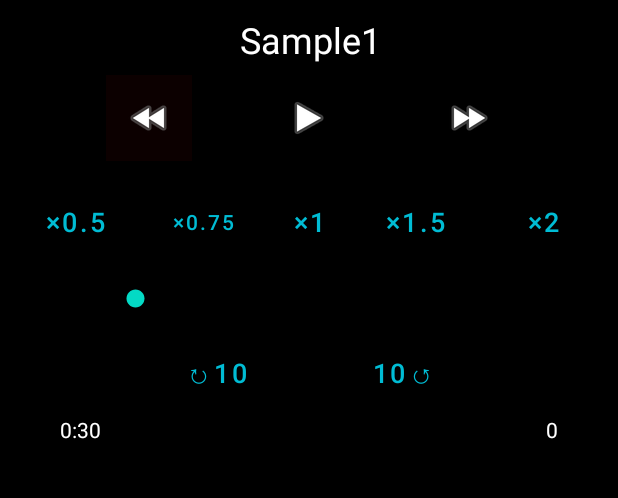
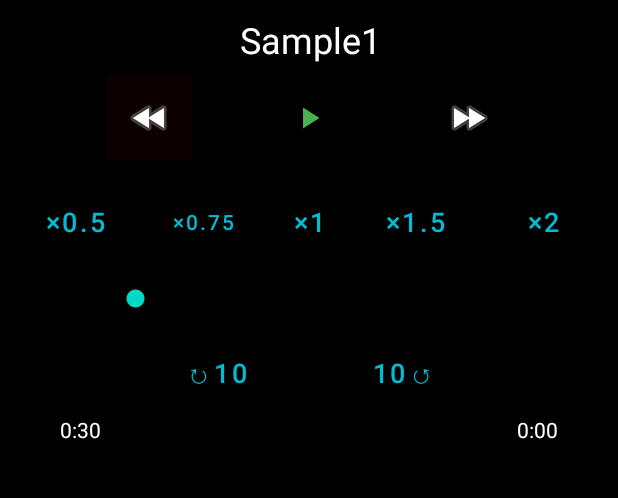
Before and after one commit to TatsuyaHasunuma0123/MusicPlayer, an Android app: the screen it shows after launch (MainActivity), on a phone screen of 412 x 824 dp, the part 606-1104 px from its top. Run offline under Robolectric (Android 15) with nearby library versions, the phone set to English and light mode, and no system bars.

Commit message:
曲の再生位置を表示、不具合を修正、コメントを追加

```diff
--- a/app/src/main/java/com/example/y3033906/musicplayer_y3033906/MainActivity.java
+++ b/app/src/main/java/com/example/y3033906/musicplayer_y3033906/MainActivity.java
@@ -18,28 +18,38 @@ import java.util.TimerTask;
 public class MainActivity extends AppCompatActivity implements View.OnClickListener {
     /*--------------------------MediaPlayer関連のフィールド-----------------------------------------*/
     //再生する音楽のデータを入れるMusicPlayer
-    private MediaPlayer player = null;
-    //再生ボタンのフィールドを用意（ボタンの画像変更のため）
-    private ImageButton music_playback;
-    //再生する音楽の時間を管理するduration
+    private MediaPlayer player;
+
+    //再生する音楽の時間を管理する
     private Integer duration;
     //音楽の再生番号を管理
     private Integer musicNumber;
+    //音楽の現在の再生位置を管理
     private Integer now;
     /*--------------------------------------------------------------------------------------------*/
 
+
+    /*---------------------------------Layout関連--------------------------------------------------*/
     //曲のタイトル、時間、アイコン画像を表示する変数
-    private TextView title,musicLength,progress;
+    private TextView title,musicLength,nowProgress;
     private ImageView imageView;
+    //再生ボタン（ボタンの画像変更のため）
+    private ImageButton music_playback;
+    /*--------------------------------------------------------------------------------------------*/
+
 
     //定期的にタスクを実行させるための変数time
     private Timer time = new Timer();
 
-    //楽曲の番号、タイトル、アイコン画像を管理するMusicクラス
+
+    /*-----------------楽曲の番号、タイトル、アイコン画像を管理するMusicクラス--------------------------*/
     private Music musics[] = new Music[3];
     class Music{
+        //音楽の番号
         Integer id;
+        //音楽のタイトル
         String title;
+        //音楽のアイコン画像
         Integer image;
         Music(Integer id, String title, Integer image){
             this.id = id;
@@ -47,12 +57,15 @@ public class MainActivity extends AppCompatActivity implements View.OnClickListe
             this.image = image;
         }
     }
+    /*---------------------------------------------------------------------------------------------*/
+
 
     @Override
     public void onCreate(Bundle savedInstanceState) {
         super.onCreate(savedInstanceState);
         setContentView(R.layout.activity_main);
 
+        //音楽の番号、タイトル、画像を設定
         musics[0] = new Music(R.raw.sample1,"Sample1",R.drawable.ic_launcher_round);
         musics[1] = new Music(R.raw.sample2,"Sample2", R.drawable.sample2);
         musics[2] = new Music(R.raw.sample3,"Sample3",R.drawable.sample3);
@@ -61,13 +74,12 @@ public class MainActivity extends AppCompatActivity implements View.OnClickListe
         //musicNumberを初期化
         musicNumber = 0;
 
-        //textView取得
+        //textViewの設定
         title = findViewById(R.id.textView_title);
         musicLength = findViewById(R.id.textView_time);
-        progress = findViewById(R.id.textView_progress);
-        progress.setText("0");
+        nowProgress = findViewById(R.id.textView_progress);
 
-        //imageViewを取得
+        //imageViewの設定
         imageView = findViewById(R.id.imageView);
 
         /*-----------------------------------イメージボタンの設定-----------------------------------*/
@@ -111,10 +123,14 @@ public class MainActivity extends AppCompatActivity implements View.OnClickListe
     protected  void onResume(){
         super.onResume();
         setMusic();
+        changeImageButton();
+
+        nowProgress.setText("0:00");
 
         //ファイルの長さを取得し、その値をseekBarの最大値とする
         duration = player.getDuration();
         SeekBar seekBar = findViewById(R.id.seekBar);
+        seekBar.setProgress(0);
         seekBar.setMax(duration);
 
         //1秒毎にタスクを実行するtime.schedule
@@ -125,9 +141,23 @@ public class MainActivity extends AppCompatActivity implements View.OnClickListe
                 if(player.isPlaying()) {
                     now = player.getCurrentPosition();
                     seekBar.setProgress(now);
+
+                    //曲が最後まで再生された場合、次の曲へ
+                    if(presentTimeFormat(now).equals(presentTimeFormat(duration))) {
+                        //musicNumberを次の曲に設定
+                        musicNumber = (musicNumber + 1) % musics.length;
+                        //UI変更のため、メインスレッドでの動作を行う。
+                        runOnUiThread(new Runnable() {
+                            @Override
+                            public void run() {
+                                onResume();
+                                player.start();
+                            }
+                        });
+                    }
                 }
             }
-        },10,5000);
+        },10,1000);
 
         seekBar.setOnSeekBarChangeListener(
                 new SeekBar.OnSeekBarChangeListener() {
@@ -136,6 +166,8 @@ public class MainActivity extends AppCompatActivity implements View.OnClickListe
                     public void onProgressChanged(SeekBar seekbar, int progress, boolean fromUser) {
                         //ドラッグされた位置まで楽曲の再生位置を移動
                         player.seekTo(progress);
+                        //nowProgressに現在の再生位置を表示
+                        nowProgress.setText(presentTimeFormat(progress));
                     }
                     //つまみがタッチされた時に呼ばれる
                     @Override
@@ -143,18 +175,14 @@ public class MainActivity extends AppCompatActivity implements View.OnClickListe
                         if(player.isPlaying()) {
                             //一時停止
                             player.pause();
-                            //一時停止されるため、再生ボタンの画像をplayに変更
-                            music_playback.setImageResource(R.drawable.ic_baseline_play_arrow_24);
+                            changeImageButton();
                         }
                     }
                     //つまみがリリースされた時に呼ばれる
                     @Override
                     public void onStopTrackingTouch(SeekBar seekBar) {
-                        if(player.isPlaying()){
-                            player.start();
-                            //再生されるため、再生ボタンの画像をpauseに変更
-                            music_playback.setImageResource(R.drawable.ic_baseline_pause_24);
-                        }
+                        player.start();
+                        changeImageButton();
                     }
                 });
     }
@@ -167,11 +195,12 @@ public class MainActivity extends AppCompatActivity implements View.OnClickListe
     }
 
     public  void onClick(View view){
-        //再生速度を変更するために必要な変数parms
+
         /*!!!!!!!!!!!!!!!!!!!!!!!!!!!!!!!!!!!!!!!!!!!!!!!!!!!!!!!!!!!!!!!!!!!!!!!!!!!!!!!!!!!!!!!!*/
         /*--------------------APIレベル23以上を要求!! 23未満ではビルドエラー!!------------------------*/
         //APIレベル23以上でなければコメントアウトをお願いします。
         //「MusicPlayer_y3033906/app/src/build.grade」のminSdkVersionを実機のAPIレベルに変更してください。
+        //再生速度を変更するために必要な変数parms
         PlaybackParams params = new PlaybackParams();
         /*!!!!!!!!!!!!!!!!!!!!!!!!!!!!!!!!!!!!!!!!!!!!!!!!!!!!!!!!!!!!!!!!!!!!!!!!!!!!!!!!!!!!!!!!*/
 
@@ -181,23 +210,12 @@ public class MainActivity extends AppCompatActivity implements View.OnClickListe
                 //再生状態であれば一時停止
                 if (player.isPlaying()) {
                     player.pause();
-                    //画像変更
-                    music_playback.setImageResource(R.drawable.ic_baseline_play_arrow_24);
                 }
                 //一時停止状態であれば再生
                 else {
                     player.start();
-                    //画像変更
-                    music_playback.setImageResource(R.drawable.ic_baseline_pause_24);
-                    //1秒毎にタスクを実行するtime.schedule
-                    time.schedule(new TimerTask() {
-                        @Override
-                        public void run() {
-                            now = player.getCurrentPosition();
-                            progress.setText("Hello");
-                        }
-                    },10,5000);
                 }
+                changeImageButton();
                 break;
             /*------------------------------------------------------------------------------------*/
 
@@ -206,22 +224,29 @@ public class MainActivity extends AppCompatActivity implements View.OnClickListe
             case R.id.speed0_5:
                 params.setSpeed(0.5f);
                 player.setPlaybackParams(params);
+                //一時停止状態の場合でもそのまま再生されてしまうため、
+                //一時停止の処理を行う。
+                player.pause();
                 break;
             case R.id.speed0_75:
                 params.setSpeed(0.75f);
                 player.setPlaybackParams(params);
+                player.pause();
                 break;
             case R.id.speed1:
                 params.setSpeed(1.f);
                 player.setPlaybackParams(params);
+                player.pause();
                 break;
             case R.id.speed1_5:
                 params.setSpeed(1.5f);
                 player.setPlaybackParams(params);
+                player.pause();
                 break;
             case R.id.speed2:
                 params.setSpeed(2.f);
                 player.setPlaybackParams(params);
+                player.pause();
                 break;
              /*-----------------------------------------------------------------------------------*/
 
@@ -254,29 +279,43 @@ public class MainActivity extends AppCompatActivity implements View.OnClickListe
 
             //「→→」ボタン
             case R.id.button_next:
-                //音楽を止め、musicNumberを次の曲に設定し、再びsetMusic
+                //音楽を止め、musicNumberを次の曲に設定
+                //再生位置を0に戻す
                 player.stop();
                 musicNumber = (musicNumber+1) % musics.length ;
-                setMusic();
+                onResume();
                 break;
+            //「←←」ボタン
             case R.id.button_back:
-                duration = 0;
-                player.seekTo(duration);
+                now = 0;
+                player.seekTo(now);
                 break;
         }
     }
 
     //曲を読み込み、画面に表示される曲タイトル、アイコン画像を変更する
-    public void setMusic(){ player = MediaPlayer.create(this, musics[musicNumber].id);
+    public void setMusic(){
+        player = MediaPlayer.create(this, musics[musicNumber].id);
         title.setText(musics[musicNumber].title);
-        musicLength.setText(getMinSec(player.getDuration()));
+        musicLength.setText(presentTimeFormat(player.getDuration()));
         imageView.setImageResource(musics[musicNumber].image);
     }
 
-    private String getMinSec(Integer duration) {
+    //単位がmsのdurationを「〇：〇〇」という文字列に変換する
+    public String presentTimeFormat(Integer duration) {
+        //分単位の取得 60000ms = 60s
         Integer minutes = duration / 60000;
+        //秒単位の取得 1000ms = 1s
         Integer seconds = (duration % 60000) / 1000;
         String progress =  minutes + ":" + String.format("%02d",seconds);
         return progress;
     }
+
+    //中央の再生ボタンの画像を曲の再生状態に応じて変更
+    public void changeImageButton(){
+        if(player.isPlaying())
+            music_playback.setImageResource(R.drawable.ic_baseline_pause_24);
+        else if (!player.isPlaying())
+            music_playback.setImageResource(R.drawable.ic_baseline_play_arrow_24);
+    }
 }
```
